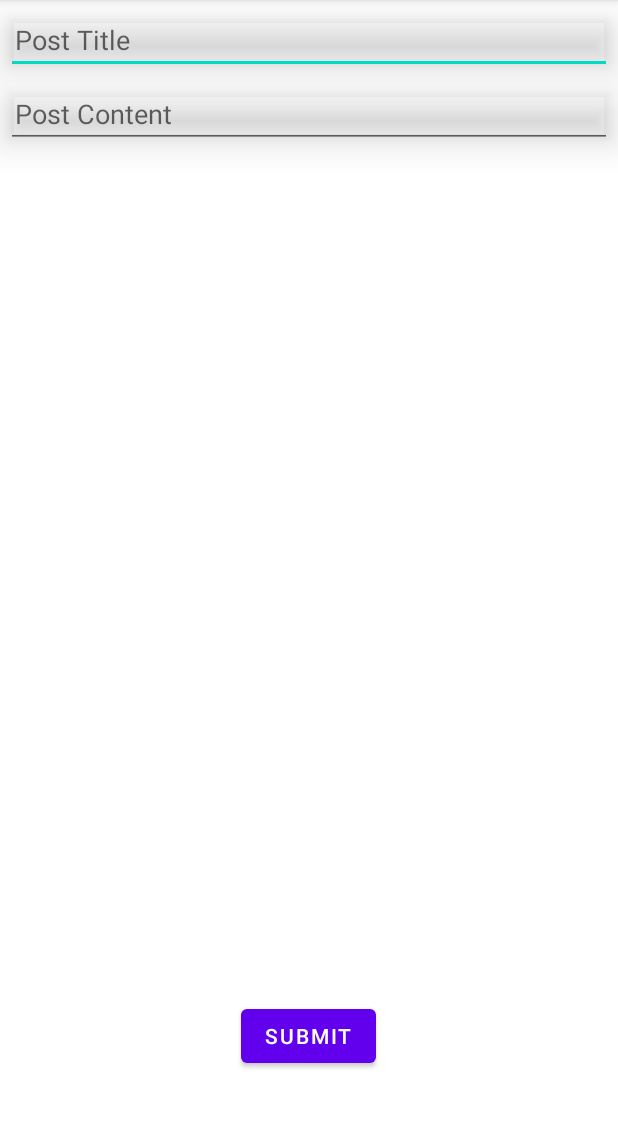
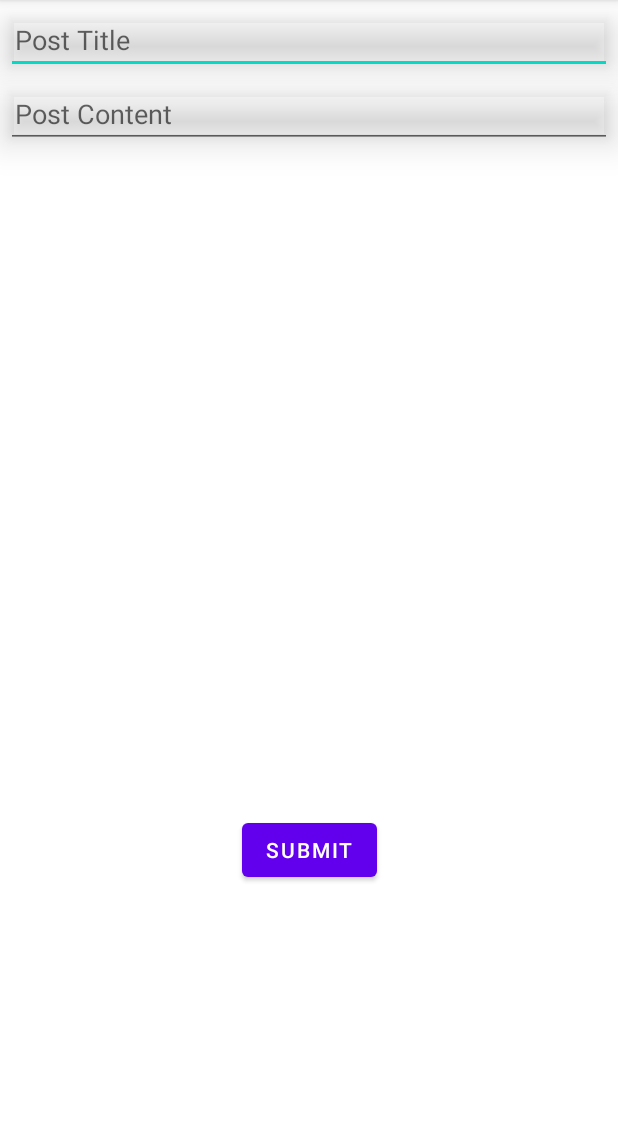
Before and after one commit to CaryLefteroffPortfolio/SocialMediaApp, an Android app: the fragment CreatePostFragment shown on its own in the app's theme, on a phone screen of 412 x 824 dp, the part 84-1212 px from its top. Run offline under Robolectric (Android 15) with nearby library versions, the phone set to English and light mode, and no system bars.

Commit message:
Finished Create and View post fragment stuff, just need to add a button to list view and fix nav bug

```diff
--- a/app/src/main/java/com/example/cs175proj/CreatePostFragment.java
+++ b/app/src/main/java/com/example/cs175proj/CreatePostFragment.java
@@ -3,12 +3,16 @@ package com.example.cs175proj;
 import android.os.Bundle;
 
 import androidx.fragment.app.Fragment;
+import androidx.navigation.NavController;
+import androidx.navigation.fragment.NavHostFragment;
 
 import android.view.LayoutInflater;
 import android.view.View;
 import android.view.ViewGroup;
 import android.widget.Button;
 import android.widget.EditText;
+
+import java.util.ArrayList;
 
 
 public class CreatePostFragment extends Fragment {
@@ -25,10 +29,11 @@ public class CreatePostFragment extends Fragment {
     @Override
     public View onCreateView(LayoutInflater inflater, ViewGroup container,
                              Bundle savedInstanceState) {
+        View view = inflater.inflate(R.layout.fragment_create_post, container, false);
         // Inflate the layout for this fragment
-        EditText title = getView().findViewById(R.id.create_title);
-        EditText content = getView().findViewById(R.id.create_content);
-        Button submit = getView().findViewById(R.id.submit_button);
+        EditText title = view.findViewById(R.id.create_title);
+        EditText content = view.findViewById(R.id.create_content);
+        Button submit = view.findViewById(R.id.submit_button);
 
         submit.setOnClickListener(new View.OnClickListener() {
             @Override
@@ -37,9 +42,15 @@ public class CreatePostFragment extends Fragment {
                 Post p = new Post(u, content.getText().toString(), title.getText().toString());
                 LogActivity la = new LogActivity();
                 la.insertPost(p);
+                goBackToList();
             }
         });
 
-        return inflater.inflate(R.layout.fragment_create_post, container, false);
+        return view;
+    }
+
+    public void goBackToList() {
+        NavController nav = NavHostFragment.findNavController(this);
+        nav.navigate(R.id.action_createPostFragment_to_itemFragment);
     }
 }
--- a/app/src/main/java/com/example/cs175proj/LogActivity.java
+++ b/app/src/main/java/com/example/cs175proj/LogActivity.java
@@ -3,6 +3,8 @@ package com.example.cs175proj;
 import androidx.appcompat.app.AppCompatActivity;
 import androidx.fragment.app.FragmentPagerAdapter;
 import androidx.fragment.app.FragmentTransaction;
+import androidx.navigation.NavController;
+import androidx.navigation.Navigation;
 
 import android.os.Bundle;
 import android.view.View;
--- a/app/src/main/java/com/example/cs175proj/MyItemRecyclerViewAdapter.java
+++ b/app/src/main/java/com/example/cs175proj/MyItemRecyclerViewAdapter.java
@@ -47,7 +47,7 @@ public class MyItemRecyclerViewAdapter extends RecyclerView.Adapter<MyItemRecycl
             super(binding.getRoot());
             this.binding = binding;
             this.binding.getRoot().setOnClickListener(view ->
-                    clickListener.onItemClick(getBindingAdapterPosition()));
+                  clickListener.onItemClick(getBindingAdapterPosition()));
         }
 
     }
--- a/app/src/main/java/com/example/cs175proj/Post.java
+++ b/app/src/main/java/com/example/cs175proj/Post.java
@@ -17,8 +17,8 @@ public class Post {
     }
 
     public Post() {
-        content = "";
-        header = "";
+        content = "NULL CONTENT";
+        header = "NULL HEADER";
         upvotes = 0;
         originalPoster = new User("a", "a", "a");
         index = 0;
--- a/app/src/main/res/layout/fragment_create_post.xml
+++ b/app/src/main/res/layout/fragment_create_post.xml
@@ -37,10 +37,9 @@
             android:id="@+id/submit_button"
             android:layout_width="wrap_content"
             android:layout_height="wrap_content"
-            android:layout_marginTop="568dp"
-            android:text="Submit"
+            android:layout_marginTop="444dp"
+            android:text="@string/submit"
             app:layout_constraintEnd_toEndOf="@+id/create_content"
-            app:layout_constraintHorizontal_bias="0.498"
             app:layout_constraintStart_toStartOf="@+id/create_content"
             app:layout_constraintTop_toBottomOf="@+id/create_content" />
 
--- a/app/src/main/res/layout/fragment_item.xml
+++ b/app/src/main/res/layout/fragment_item.xml
@@ -1,5 +1,6 @@
 <?xml version="1.0" encoding="utf-8"?>
 <LinearLayout xmlns:android="http://schemas.android.com/apk/res/android"
+    xmlns:app="http://schemas.android.com/apk/res-auto"
     android:layout_width="match_parent"
     android:layout_height="wrap_content"
     android:gravity="center"
@@ -12,4 +13,5 @@
         android:layout_height="wrap_content"
         android:textSize="20sp"
         android:layout_marginStart="@dimen/text_margin" />
+
 </LinearLayout>
--- a/app/src/main/res/layout/fragment_item_list.xml
+++ b/app/src/main/res/layout/fragment_item_list.xml
@@ -10,4 +10,6 @@
     android:layout_marginRight="16dp"
     app:layoutManager="LinearLayoutManager"
     tools:context=".ItemFragment"
-    tools:listitem="@layout/fragment_item" />
+    tools:listitem="@layout/fragment_item" >
+
+</androidx.recyclerview.widget.RecyclerView>
--- a/app/src/main/res/values/strings.xml
+++ b/app/src/main/res/values/strings.xml
@@ -17,4 +17,5 @@
     <string name="of_upvotes_likes"># of Upvotes/Likes</string>
     <string name="post_title">Post Title</string>
     <string name="post_content">Post Content</string>
+    <string name="submit">Submit</string>
 </resources>
```
Also changed, not shown: app/src/main/java/com/example/cs175proj/ItemFragment.java (+7 -0 lines), app/src/main/java/com/example/cs175proj/PostContentViewFragment.java (+7 -7 lines), app/src/main/res/navigation/forum_nav.xml (+12 -0 lines).
